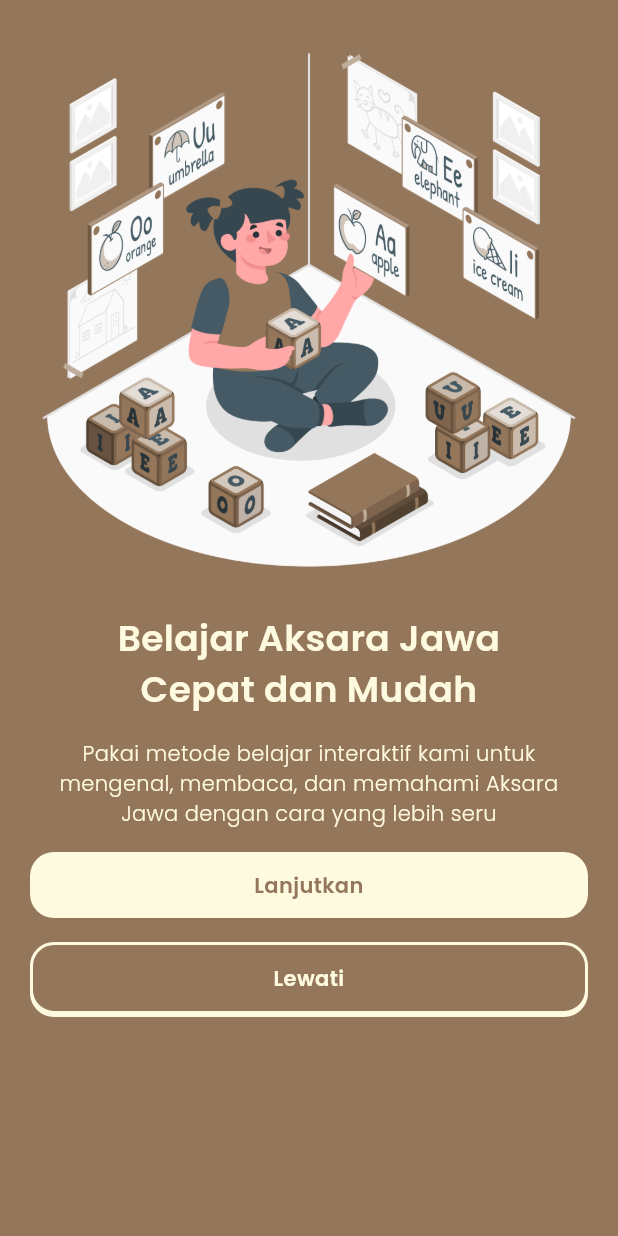
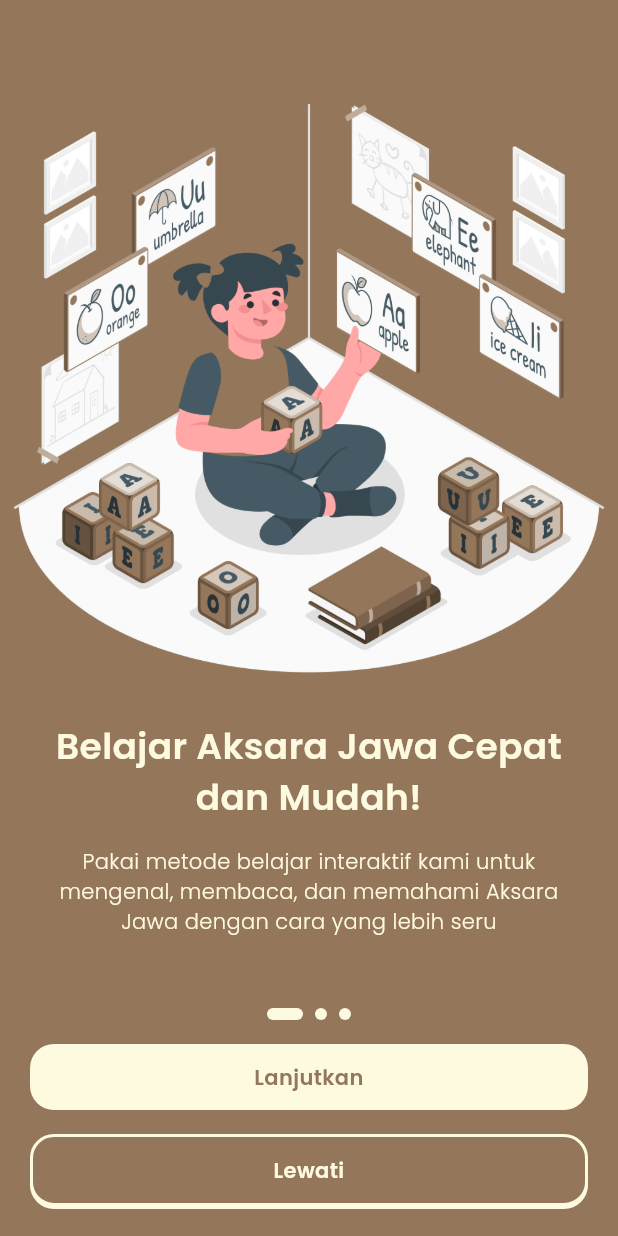
Before and after one commit to eventiar/maos-carakan, a Flutter app: the screen it shows after launch, on a phone screen of 412 x 824 dp. Run offline on Flutter 3.47's test engine with Material 3 defaults, Android fonts, the light colour scheme and no system bars; Roboto replaces fonts that are missing (PoppinsSemibold).

Commit message:
add sliding onboarding

```diff
--- a/lib/views/onboarding.dart
+++ b/lib/views/onboarding.dart
@@ -1,5 +1,26 @@
 import 'package:flutter/material.dart';
 import 'package:maos_carakan/utils/colors.dart';
+
+List onboardingList = [
+  {
+    'images': "assets/images/img-onboarding1.png",
+    'title': "Belajar Aksara Jawa Cepat dan Mudah!",
+    'desc':
+        "Pakai metode belajar interaktif kami untuk mengenal, membaca, dan memahami Aksara Jawa dengan cara yang lebih seru",
+  },
+  {
+    'images': "assets/images/img-onboarding2.png",
+    'title': "Berlatihlah dan Uji Kemampuanmu!",
+    'desc':
+        "Dengan berbagai latihan dan kuis, kamu bisa menguji seberapa jauh kamu telah belajar dan memahami Aksara Jawa",
+  },
+  {
+    'images': "assets/images/img-onboarding3.png",
+    'title': "Apakah Kamu Sudah Siap Belajar?",
+    'desc':
+        "Bergabunglah sekarang dan jadilah bagian dari komunitas pelajar Aksara Jawa",
+  },
+];
 
 class OnboardingView extends StatefulWidget {
   const OnboardingView({super.key});
@@ -9,24 +30,42 @@ class OnboardingView extends StatefulWidget {
 }
 
 class _OnboardingViewState extends State<OnboardingView> {
+  final PageController _pageController = PageController();
+  int currentPage = 0;
   @override
   Widget build(BuildContext context) {
     return Scaffold(
       backgroundColor: primaryColor,
-      body: Padding(
-        padding: const EdgeInsets.fromLTRB(20, 20, 20, 20),
+      body: Column(
+        children: [
+          Expanded(
+            child: PageView.builder(
+                controller: _pageController,
+                onPageChanged: (value) {
+                  print(value.toString());
+                  setState(() {
+                    currentPage = value;
+                  });
+                },
+                itemCount: onboardingList.length,
+                itemBuilder: (_, i) {
+                  return Padding(
+                    padding: const EdgeInsets.only(top: 20),
                     child: Column(
+                      mainAxisAlignment: MainAxisAlignment.center,
                       children: [
-            Image.asset('assets/images/img-onboarding1.png'),
+                        Image.asset('assets/images/img-onboarding${i + 1}.png'),
                         Column(
                           children: [
                             Padding(
                               padding: const EdgeInsets.only(
                                 top: 16,
                                 bottom: 16,
+                                left: 20,
+                                right: 20,
                               ),
                               child: Text(
-                    'Belajar Aksara Jawa\nCepat dan Mudah',
+                                onboardingList[i]['title'],
                                 textAlign: TextAlign.center,
                                 style: TextStyle(
                                     fontFamily: "PoppinsSemibold",
@@ -37,9 +76,11 @@ class _OnboardingViewState extends State<OnboardingView> {
                             Padding(
                               padding: const EdgeInsets.only(
                                 bottom: 16,
+                                left: 20,
+                                right: 20,
                               ),
                               child: Text(
-                    'Pakai metode belajar interaktif kami untuk mengenal, membaca, dan memahami Aksara Jawa dengan cara yang lebih seru',
+                                onboardingList[i]['desc'],
                                 textAlign: TextAlign.center,
                                 style: TextStyle(
                                     fontFamily: "PoppinsLight",
@@ -49,10 +90,53 @@ class _OnboardingViewState extends State<OnboardingView> {
                             )
                           ],
                         ),
+                      ],
+                    ),
+                  );
+                }),
+          ),
           Column(
             children: [
               Padding(
-                  padding: const EdgeInsets.only(bottom: 16),
+                padding: const EdgeInsets.only(bottom: (16)),
+                child: Wrap(
+                  spacing: 8,
+                  children: [
+                    AnimatedContainer(
+                      duration: Duration(milliseconds: 120),
+                      curve: Curves.easeInOut,
+                      decoration: BoxDecoration(
+                        color: secondaryColor,
+                        borderRadius: BorderRadius.circular(16),
+                      ),
+                      width: currentPage == 0 ? 24 : 8,
+                      height: 8,
+                    ),
+                    AnimatedContainer(
+                      duration: Duration(milliseconds: 120),
+                      curve: Curves.easeInOut,
+                      decoration: BoxDecoration(
+                        color: secondaryColor,
+                        borderRadius: BorderRadius.circular(16),
+                      ),
+                      width: currentPage == 1 ? 24 : 8,
+                      height: 8,
+                    ),
+                    AnimatedContainer(
+                      duration: Duration(milliseconds: 120),
+                      curve: Curves.easeInOut,
+                      decoration: BoxDecoration(
+                        color: secondaryColor,
+                        borderRadius: BorderRadius.circular(16),
+                      ),
+                      width: currentPage == 2 ? 24 : 8,
+                      height: 8,
+                    ),
+                  ],
+                ),
+              ),
+              Padding(
+                padding: const EdgeInsets.only(bottom: 16, left: 20, right: 20),
                 child: GestureDetector(
                   onTap: () {
                     print("Lanjutkan");
@@ -75,7 +159,9 @@ class _OnboardingViewState extends State<OnboardingView> {
                   ),
                 ),
               ),
-                GestureDetector(
+              Padding(
+                padding: const EdgeInsets.only(bottom: 20, left: 20, right: 20),
+                child: GestureDetector(
                   onTap: () {
                     print("Lewati");
                   },
@@ -104,11 +190,11 @@ class _OnboardingViewState extends State<OnboardingView> {
                     ),
                   ),
                 ),
+              ),
             ],
           ),
         ],
       ),
-      ),
     );
   }
 }
```
Lines whose indentation alone changed are shown as unchanged.
